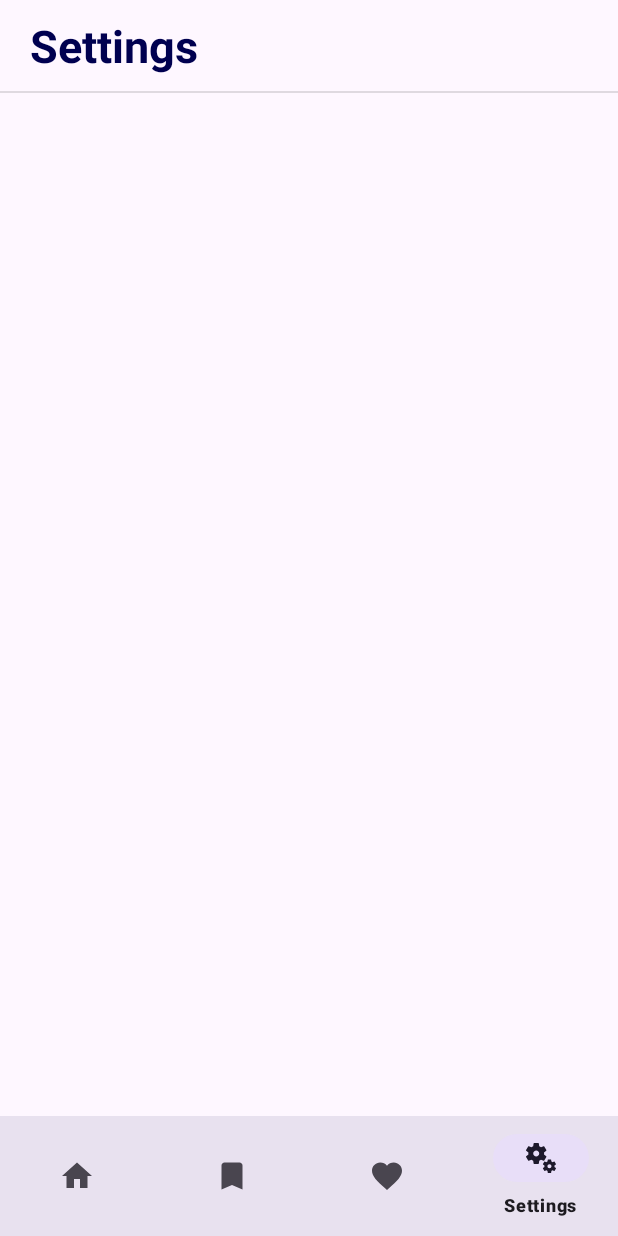
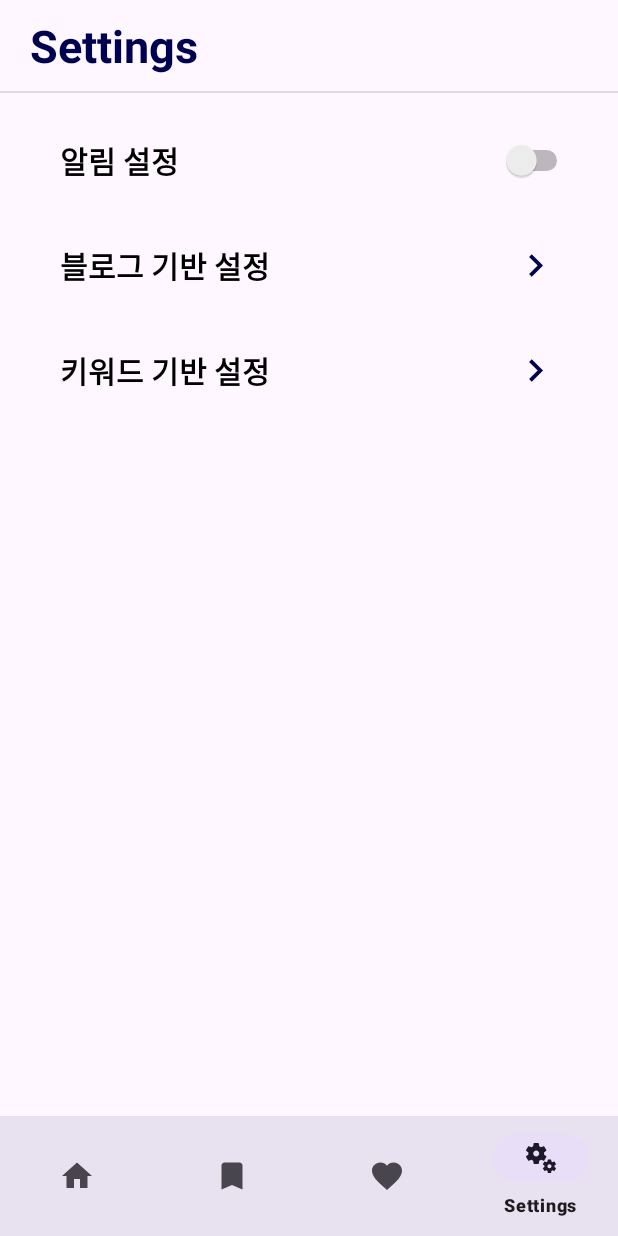
Before and after one commit to isDohyeon/tech-parser, an Android app: the SettingFragment screen opened through its navigation route, on a phone screen of 412 x 824 dp. Run offline under Robolectric (Android 15) with nearby library versions, the light colour scheme and no system bars; our stand-ins replace Firebase (no records; nobody signed in at launch, a user with empty details on screens opened directly), navigation-ui; pictures from the network do not load.

Commit message:
feat: 설정 화면 UI 구현

```diff
--- /dev/null
+++ b/app/src/main/res/drawable/baseline_navigate_next_24.xml
@@ -0,0 +1,5 @@
+<vector xmlns:android="http://schemas.android.com/apk/res/android" android:autoMirrored="true" android:height="30dp" android:tint="#000050" android:viewportHeight="24" android:viewportWidth="24" android:width="30dp">
+
+    <path android:fillColor="@android:color/white" android:pathData="M10,6L8.59,7.41 13.17,12l-4.58,4.59L10,18l6,-6z"/>
+
+</vector>
--- a/app/src/main/res/layout/fragment_setting.xml
+++ b/app/src/main/res/layout/fragment_setting.xml
@@ -34,4 +34,79 @@
         android:layout_width="match_parent"
         android:layout_height="1dp"
         android:background="?android:attr/listDivider" />
+
+    <androidx.constraintlayout.widget.ConstraintLayout
+        android:layout_width="match_parent"
+        android:layout_height="match_parent">
+
+        <ImageView
+            android:id="@+id/imageViewBlogSetting"
+            android:layout_width="wrap_content"
+            android:layout_height="wrap_content"
+            android:layout_marginEnd="40dp"
+            android:src="@drawable/baseline_navigate_next_24"
+            app:layout_constraintBottom_toBottomOf="@+id/textView11"
+            app:layout_constraintEnd_toEndOf="parent"
+            app:layout_constraintTop_toTopOf="@+id/textView11" />
+
+        <ImageView
+            android:id="@+id/imageViewKeywordSetting"
+            android:layout_width="wrap_content"
+            android:layout_height="wrap_content"
+            android:layout_marginEnd="40dp"
+            android:src="@drawable/baseline_navigate_next_24"
+            app:layout_constraintBottom_toBottomOf="@+id/textView12"
+            app:layout_constraintEnd_toEndOf="parent"
+            app:layout_constraintTop_toTopOf="@+id/textView12" />
+
+        <TextView
+            android:id="@+id/textView10"
+            android:layout_width="wrap_content"
+            android:layout_height="wrap_content"
+            android:layout_marginStart="40dp"
+            android:layout_marginTop="30dp"
+            android:text="알림 설정"
+            android:textColor="@color/black"
+            android:textSize="20sp"
+            android:textStyle="bold"
+            app:layout_constraintStart_toStartOf="parent"
+            app:layout_constraintTop_toTopOf="parent" />
+
+        <TextView
+            android:id="@+id/textView11"
+            android:layout_width="wrap_content"
+            android:layout_height="wrap_content"
+            android:layout_marginStart="40dp"
+            android:layout_marginTop="100dp"
+            android:text="블로그 기반 설정"
+            android:textColor="@color/black"
+            android:textSize="20sp"
+            android:textStyle="bold"
+            app:layout_constraintStart_toStartOf="parent"
+            app:layout_constraintTop_toTopOf="parent" />
+
+        <TextView
+            android:id="@+id/textView12"
+            android:layout_width="wrap_content"
+            android:layout_height="wrap_content"
+            android:layout_marginStart="40dp"
+            android:layout_marginTop="170dp"
+            android:text="키워드 기반 설정"
+            android:textColor="@color/black"
+            android:textSize="20sp"
+            android:textStyle="bold"
+            app:layout_constraintStart_toStartOf="parent"
+            app:layout_constraintTop_toTopOf="parent" />
+
+        <Switch
+            android:id="@+id/switchNotification"
+            android:layout_width="wrap_content"
+            android:layout_height="wrap_content"
+            android:layout_marginEnd="30dp"
+            app:layout_constraintBottom_toBottomOf="@+id/textView10"
+            app:layout_constraintEnd_toEndOf="parent"
+            app:layout_constraintTop_toTopOf="@+id/textView10" />
+
+    </androidx.constraintlayout.widget.ConstraintLayout>
+
 </LinearLayout>
```
